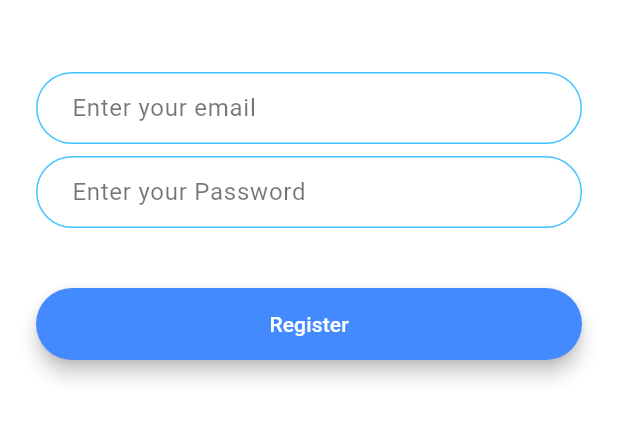
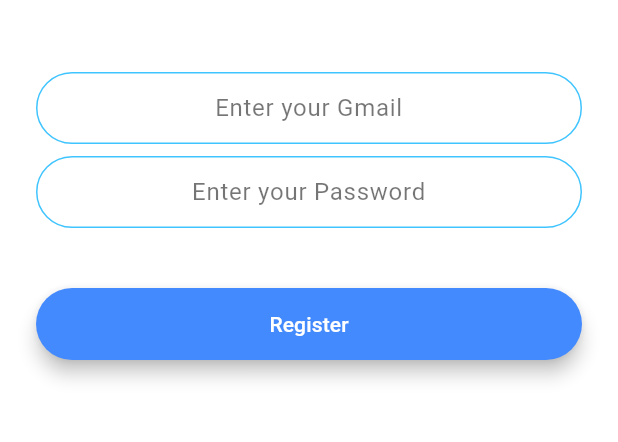
Before and after one commit to kartik0920/FlashChat, a Flutter app: the RegistrationScreen screen opened by its route, after a tap on "Register", on a phone screen of 412 x 824 dp, the part 576-1018 px from its top. Run offline on Flutter 3.47's test engine with Material 3 defaults, Android fonts, the phone set to English and light mode, and no system bars; our stand-ins replace animated_text_kit, firebase_auth, firebase_core; accounts and stored records are empty.

```diff
--- a/lib/component/constants.dart
+++ b/lib/component/constants.dart
@@ -17,3 +17,21 @@ const kMessageContainerDecoration = BoxDecoration(
     top: BorderSide(color: Colors.lightBlueAccent, width: 2.0),
   ),
 );
+
+const kDecorationBox = InputDecoration(
+  hintStyle: TextStyle(
+    color: Colors.black54,
+  ),
+  contentPadding: EdgeInsets.symmetric(vertical: 10.0, horizontal: 20.0),
+  border: OutlineInputBorder(
+    borderRadius: BorderRadius.all(Radius.circular(32.0)),
+  ),
+  enabledBorder: OutlineInputBorder(
+    borderSide: BorderSide(color: Colors.lightBlueAccent, width: 1.0),
+    borderRadius: BorderRadius.all(Radius.circular(32.0)),
+  ),
+  focusedBorder: OutlineInputBorder(
+    borderSide: BorderSide(color: Colors.lightBlueAccent, width: 2.0),
+    borderRadius: BorderRadius.all(Radius.circular(32.0)),
+  ),
+);
--- a/lib/component/inputFields.dart
+++ /dev/null
@@ -1,63 +0,0 @@
-import 'package:flutter/material.dart';
-
-class InputBox extends StatelessWidget {
-  InputBox({required this.text});
-
-  String text;
-
-  @override
-  Widget build(BuildContext context) {
-    return TextField(
-      onChanged: (value) {
-        //Do something with the user input.
-      },
-      decoration: InputDecoration(
-        hintText: '$text',
-        hintStyle: TextStyle(
-          color: Colors.black54,
-        ),
-        contentPadding: EdgeInsets.symmetric(vertical: 10.0, horizontal: 20.0),
-        border: OutlineInputBorder(
-          borderRadius: BorderRadius.all(Radius.circular(32.0)),
-        ),
-        enabledBorder: OutlineInputBorder(
-          borderSide: BorderSide(color: Colors.lightBlueAccent, width: 1.0),
-          borderRadius: BorderRadius.all(Radius.circular(32.0)),
-        ),
-        focusedBorder: OutlineInputBorder(
-          borderSide: BorderSide(color: Colors.lightBlueAccent, width: 2.0),
-          borderRadius: BorderRadius.all(Radius.circular(32.0)),
-        ),
-      ),
-    );
-  }
-}
-
-class ActionButton extends StatelessWidget {
-  String? text;
-
-  ActionButton({this.text});
-
-  @override
-  Widget build(BuildContext context) {
-    return Padding(
-      padding: EdgeInsets.symmetric(vertical: 16.0),
-      child: Material(
-        color: Colors.blueAccent,
-        borderRadius: BorderRadius.all(Radius.circular(30.0)),
-        elevation: 5.0,
-        child: MaterialButton(
-          onPressed: () {
-            //Implement registration functionality.
-          },
-          minWidth: 200.0,
-          height: 42.0,
-          child: Text(
-            text!,
-            style: TextStyle(color: Colors.white),
-          ),
-        ),
-      ),
-    );
-  }
-}
--- a/lib/main.dart
+++ b/lib/main.dart
@@ -3,8 +3,11 @@ import 'package:flashchat/screens/login_screen.dart';
 import 'package:flashchat/screens/registration_screen.dart';
 import 'package:flashchat/screens/welcome_screen.dart';
 import 'package:flutter/material.dart';
+import 'package:firebase_core/firebase_core.dart';
 
-void main() => runApp(FlashChat());
+void main() async {
+  runApp(FlashChat());
+}
 
 class FlashChat extends StatelessWidget {
   @override
--- a/lib/screens/registration_screen.dart
+++ b/lib/screens/registration_screen.dart
@@ -1,6 +1,8 @@
-import 'package:flashchat/component/inputFields.dart';
 import 'package:flutter/material.dart';
 import 'package:flutter/scheduler.dart';
+import 'package:flashchat/component/constants.dart';
+import 'package:firebase_auth/firebase_auth.dart';
+import 'package:firebase_core/firebase_core.dart';
 
 class RegistrationScreen extends StatefulWidget {
   @override
@@ -8,8 +10,22 @@ class RegistrationScreen extends StatefulWidget {
 }
 
 class _RegistrationScreenState extends State<RegistrationScreen> {
+  final _auth = FirebaseAuth.instance;
+  late String psswd;
+  late String email;
+
+  @override
+  void initState() {
+    super.initState();
+    Firebase.initializeApp().whenComplete(() {
+      print("completed");
+      setState(() {});
+    });
+  }
+
   @override
   Widget build(BuildContext context) {
+    // future: Firebase.initializeApp(),
     timeDilation = 2;
     return Scaffold(
       backgroundColor: Colors.white,
@@ -29,15 +45,60 @@ class _RegistrationScreenState extends State<RegistrationScreen> {
             SizedBox(
               height: 48.0,
             ),
-            InputBox(text: 'Enter your email'),
+            TextField(
+              textAlign: TextAlign.center,
+              onChanged: (value) {
+                email = value;
+              },
+              decoration: kDecorationBox.copyWith(
+                hintText: 'Enter your Gmail',
+              ),
+            ),
             SizedBox(
               height: 8.0,
             ),
-            InputBox(text: 'Enter your Password'),
+            TextField(
+              textAlign: TextAlign.center,
+              onChanged: (value) {
+                psswd = value;
+              },
+              decoration: kDecorationBox.copyWith(
+                hintText: 'Enter your Password',
+              ),
+            ),
             SizedBox(
               height: 24.0,
             ),
-            ActionButton(text: 'Register'),
+            Padding(
+              padding: EdgeInsets.symmetric(vertical: 16.0),
+              child: Material(
+                color: Colors.blueAccent,
+                borderRadius: BorderRadius.all(Radius.circular(30.0)),
+                elevation: 5.0,
+                child: MaterialButton(
+                  onPressed: () async {
+                    try {
+                      final newUser =
+                          await _auth.createUserWithEmailAndPassword(
+                        email: email,
+                        password: psswd,
+                      );
+                      if (newUser != null) {
+                        Navigator.pushNamed(context, '/login');
+                      }
+                    } catch (e) {
+                      print(e);
+                    }
+                  },
+                  minWidth: 200.0,
+                  height: 42.0,
+                  child: Text(
+                    'Register',
+                    style: TextStyle(color: Colors.white),
+                  ),
+                ),
+              ),
+            ),
           ],
         ),
       ),
--- a/pubspec.yaml
+++ b/pubspec.yaml
@@ -13,6 +13,7 @@ dependencies:
   cupertino_icons: ^1.0.6
   firebase_core: ^3.2.0
   firebase_auth: ^5.1.2
+  cloud_firestore: ^5.1.0
 
 
 dev_dependencies:
```
Also changed, not shown: lib/screens/chat_screen.dart (+11 -0 lines), lib/screens/login_screen.dart (+44 -4 lines), pubspec.lock, 3 other files.
